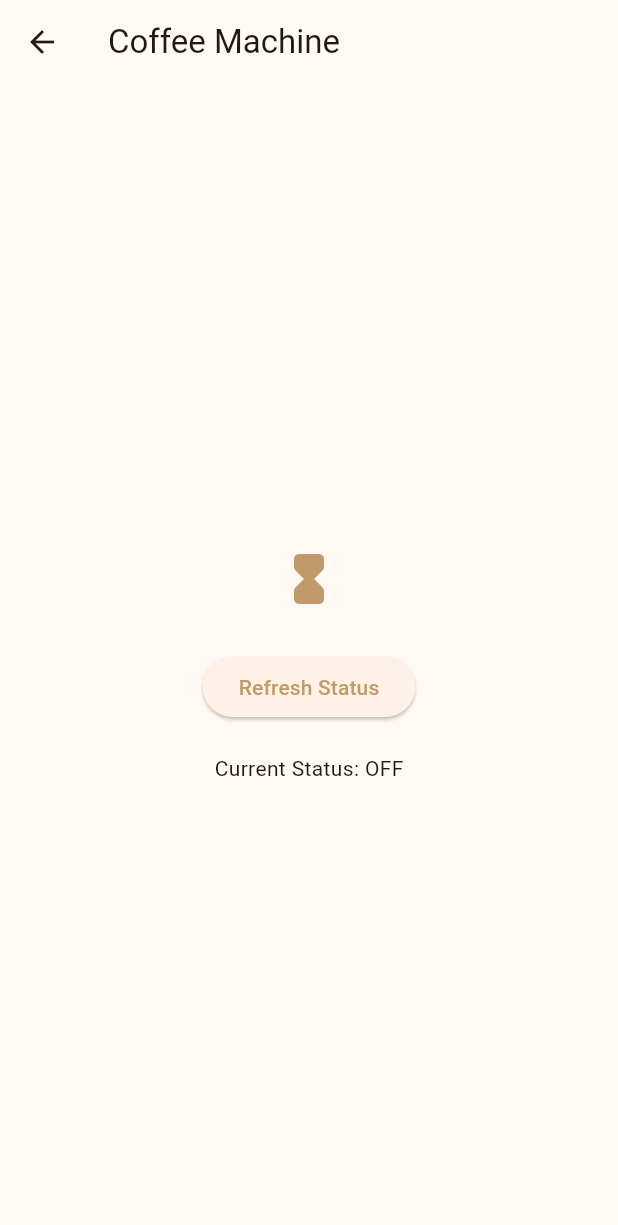
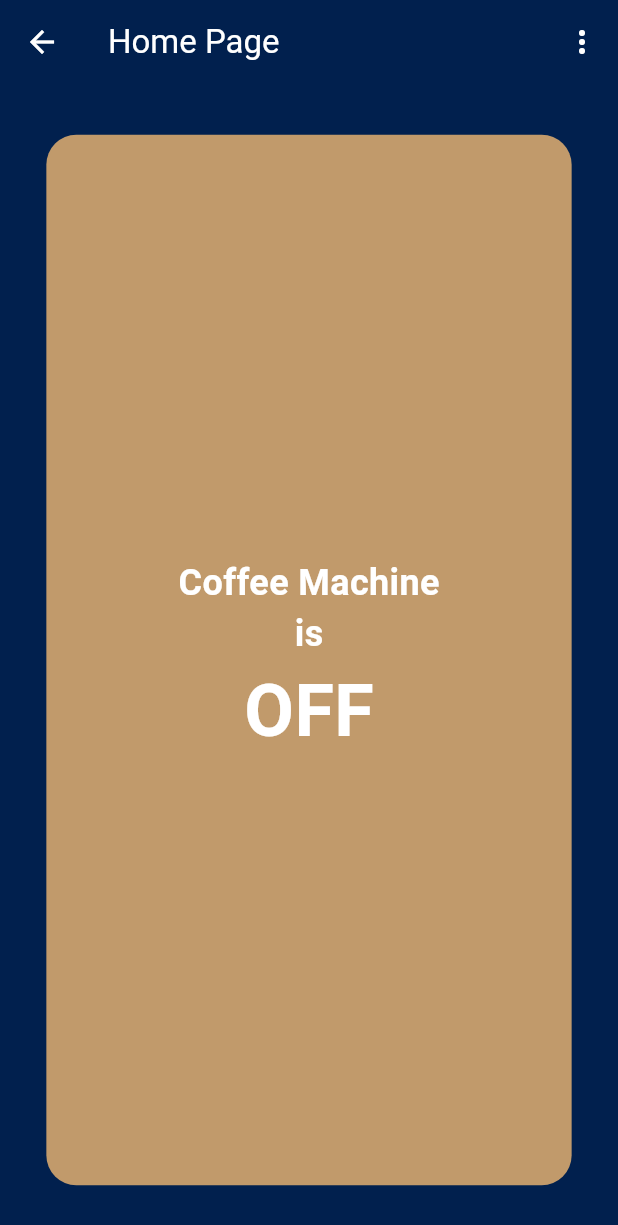
Before and after one commit to zaynabmourtada/onSync, a Flutter app: the CoffeeMachineScreen screen opened directly with empty values, on a phone screen of 412 x 824 dp. Shown: the top 1225 px of the screen. Run offline on Flutter 3.47's test engine with Material 3 defaults, Android fonts, the phone set to English and light mode, and no system bars; our stand-ins replace shared_preferences; accounts and stored records are empty; network calls fail.

Commit message:
implemented coffee machine on screen

```diff
--- a/onsync_frontend/lib/CoffeeMachineScreen.dart
+++ b/onsync_frontend/lib/CoffeeMachineScreen.dart
@@ -1,9 +1,9 @@
 import 'package:flutter/material.dart';
-import 'package:logging/logging.dart';
 import 'api_service.dart';
 import 'hours.dart';
 import 'minutes.dart';
 import 'am_pm.dart';
+import 'package:logging/logging.dart';
 
 class CoffeeMachineScreen extends StatefulWidget {
   final ApiService apiService;
@@ -15,41 +15,34 @@
 }
 
 class ScheduleInterface extends State<CoffeeMachineScreen> {
-  int _selectedHour = 0;
-  int _selectedMinute = 0;
-  bool _isAm = true;
+  int _selectedHour = 0;  // Changed from final to int
+  int _selectedMinute = 0;  // Changed from final to int
+  bool _isAm = true;  // Changed from final to bool
   String _status = "OFF"; // Add status tracking
 
-  final log = Logger('CoffeeMachineScreen');
-
-  @override
-  void initState() {
-    super.initState();
-    _getStatus(); // Fetch status when the screen loads
-  }
+  final _logger = Logger('CoffeeMachineScreen');
 
   // Save scheduled time
   void _saveSelectedTime() async {
     String startTime =
         '${_selectedHour.toString().padLeft(2, '0')}:${_selectedMinute.toString().padLeft(2, '0')} ${_isAm ? 'AM' : 'PM'}';
-    String endTime =
-        'N/A'; // Assuming you don't have an end time in this example
+    String endTime = 'N/A'; // Assuming you don't have an end time in this example
 
     String username = 'current_user'; // Replace with actual username
 
-    log.info('Saving schedule for $username: $startTime to $endTime'); // Use logger instead of print
+    _logger.info('Saving schedule for $username: $startTime to $endTime'); // Replaced print with logger
 
     try {
       final response =
           await widget.apiService.setSchedule(username, startTime, endTime);
 
       if (response.statusCode == 200) {
-        log.info('Schedule saved successfully');
+        _logger.info('Schedule saved successfully');
       } else {
-        log.warning('Failed to save schedule: ${response.body}');
+        _logger.warning('Failed to save schedule: ${response.body}');
       }
     } catch (e) {
-      log.severe('Error saving schedule: $e');
+      _logger.severe('Error saving schedule: $e');
     }
   }
 
@@ -61,33 +54,127 @@
         _status = status['status'];
       });
     } catch (e) {
-      log.severe('Error fetching status: $e');
+      _logger.severe('Error fetching status: $e');
     }
+  }
+
+  @override
+  void initState() {
+    super.initState();
+    _getStatus(); // Fetch status when the screen loads
   }
 
   @override
   Widget build(BuildContext context) {
     return Scaffold(
+      backgroundColor: const Color(0xFF01204E), // Dark blue outer layer background
       appBar: AppBar(
-        title: const Text('Coffee Machine'),
+        title: const Text(
+          'Home Page',
+          style: TextStyle(color: Colors.white), // Set the title text to white
+        ),
+        backgroundColor: const Color(0xFF01204E), // Match app bar color to the outer background
+        leading: IconButton(
+          icon: const Icon(Icons.arrow_back, color: Colors.white), // Back arrow in beige
+          onPressed: () {
+            Navigator.pop(context); // Navigate back to the previous screen
+          },
+        ),
+        actions: [
+          PopupMenuButton<int>(
+            onSelected: (item) => _onSelected(context, item),
+            icon: const Icon(Icons.more_vert, color: Colors.white), // Menu icon in beige
+            itemBuilder: (context) => [
+              PopupMenuItem<int>(
+                value: 0,
+                child: Row(
+                  children: const [
+                    Icon(Icons.hourglass_full_rounded, color: Color(0xFFC19A6B)),
+                    SizedBox(width: 10),
+                    Text('Set Schedule'),
+                  ],
+                ),
+              ),
+              PopupMenuItem<int>(
+                value: 1,
+                child: Row(
+                  children: const [
+                    Icon(Icons.refresh, color:  Color(0xFFC19A6B)),
+                    SizedBox(width: 10),
+                    Text('Refresh Status'),
+                  ],
+                ),
+              ),
+            ],
+          ),
+        ],
       ),
       body: Center(
+        child: Container(
+          width: MediaQuery.of(context).size.width * 0.85, // Width of the inner layer
+          height: MediaQuery.of(context).size.height * 0.85, // Height of the inner layer
+          decoration: BoxDecoration(
+            color: const Color(0xFFC19A6B), // Beige inner layer
+            borderRadius: BorderRadius.circular(20), // Rounded corners
+          ),
+          child: Center(
             child: Column(
               mainAxisAlignment: MainAxisAlignment.center,
               children: [
-            IconButton(
-              icon: const Icon(
-                Icons.hourglass_full_rounded,
-                color: Color(0xFFC19A6B),
-                size: 40,
+                const Text(
+                  'Coffee Machine',
+                  style: TextStyle(
+                    color: Colors.white,
+                    fontSize: 24,
+                    fontWeight: FontWeight.bold,
                   ),
-              onPressed: () {
+                ),
+                const Text(
+                  'is',
+                  style: TextStyle(
+                    color: Colors.white,
+                    fontSize: 24,
+                    fontWeight: FontWeight.bold,
+                  ),
+                ),
+                Text(
+                  _status == 'ON' ? 'ON' : 'OFF', // Display the state based on the machine's status
+                  style: const TextStyle(
+                    color: Colors.white,
+                    fontSize: 48,
+                    fontWeight: FontWeight.bold,
+                  ),
+                ),
+                if (_status == 'ON') ...[
+                  const SizedBox(height: 20),
+                  const Icon(Icons.coffee_maker, color: Colors.white, size: 100), // Example icon when 'ON'
+                ],
+              ],
+            ),
+          ),
+        ),
+      ),
+    );
+  }
+
+  void _onSelected(BuildContext context, int item) {
+    switch (item) {
+      case 0:
+        _showTimerDialog(context);
+        break;
+      case 1:
+        _getStatus();
+        break;
+    }
+  }
+
+  void _showTimerDialog(BuildContext context) {
     showDialog(
       context: context,
       builder: (BuildContext context) {
         return AlertDialog(
           backgroundColor: const Color(0xFF01204E),
-                      content: SizedBox(
+          content: Container(
             height: 287,
             width: 430,
             child: Column(
@@ -104,21 +191,18 @@
                       child: ListWheelScrollView.useDelegate(
                         onSelectedItemChanged: (index) {
                           setState(() {
-                                        _selectedHour =
-                                            index + 1; // Adjust for 1-12 range
+                            _selectedHour = index + 1; // Adjust for 1-12 range
                           });
                         },
                         itemExtent: 50,
                         perspective: 0.005,
                         diameterRatio: 1.2,
                         physics: const FixedExtentScrollPhysics(),
-                                    childDelegate:
-                                        ListWheelChildBuilderDelegate(
+                        childDelegate: ListWheelChildBuilderDelegate(
                           childCount: 12,
                           builder: (context, index) {
                             return MyHours(
-                                          hours: index +
-                                              1, // Adjust to display 1-12 hours
+                              hours: index + 1, // Adjust to display 1-12 hours
                             );
                           },
                         ),
@@ -140,8 +224,7 @@
                         perspective: 0.005,
                         diameterRatio: 1.2,
                         physics: const FixedExtentScrollPhysics(),
-                                    childDelegate:
-                                        ListWheelChildBuilderDelegate(
+                        childDelegate: ListWheelChildBuilderDelegate(
                           childCount: 60,
                           builder: (context, index) {
                             return MyMinutes(
@@ -167,8 +250,7 @@
                         perspective: 0.005,
                         diameterRatio: 1.2,
                         physics: const FixedExtentScrollPhysics(),
-                                    childDelegate:
-                                        ListWheelChildBuilderDelegate(
+                        childDelegate: ListWheelChildBuilderDelegate(
                           childCount: 2,
                           builder: (context, index) {
                             if (index == 0) {
@@ -238,18 +320,5 @@
         );
       },
     );
-              },
-            ),
-            const SizedBox(height: 20),
-            ElevatedButton(
-              onPressed: _getStatus,
-              child: const Text('Refresh Status'),
-            ),
-            const SizedBox(height: 20),
-            Text('Current Status: $_status'),
-          ],
-        ),
-      ),
-    );
   }
 }
--- a/onsync_frontend/pubspec.yaml
+++ b/onsync_frontend/pubspec.yaml
@@ -45,7 +45,6 @@
   flutter_test:
     sdk: flutter
   http: ^0.13.3
-  logging: ^1.0.2
 
   # The "flutter_lints" package below contains a set of recommended lints to
   # encourage good coding practices. The lint set provided by the package is
```
Lines whose indentation alone changed are shown as unchanged.
